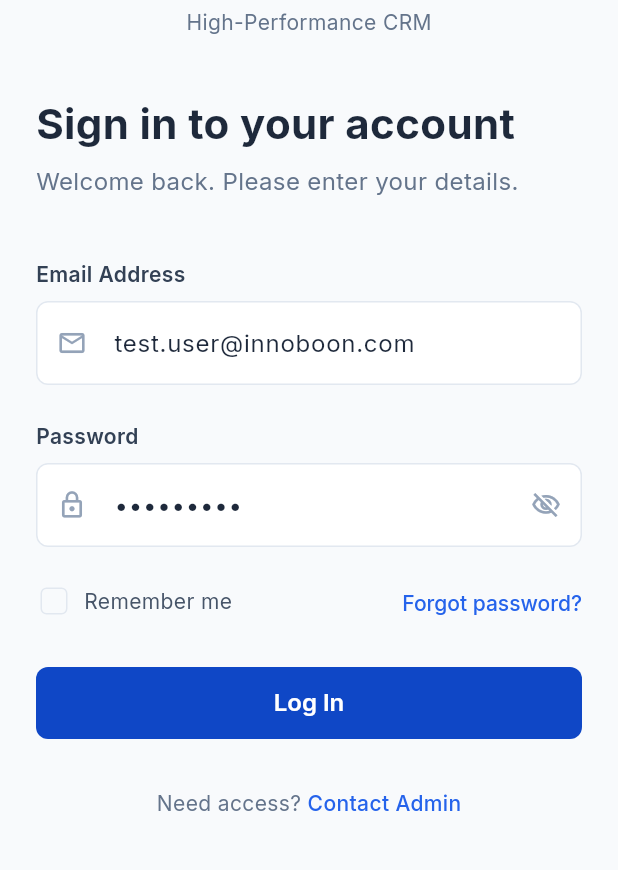
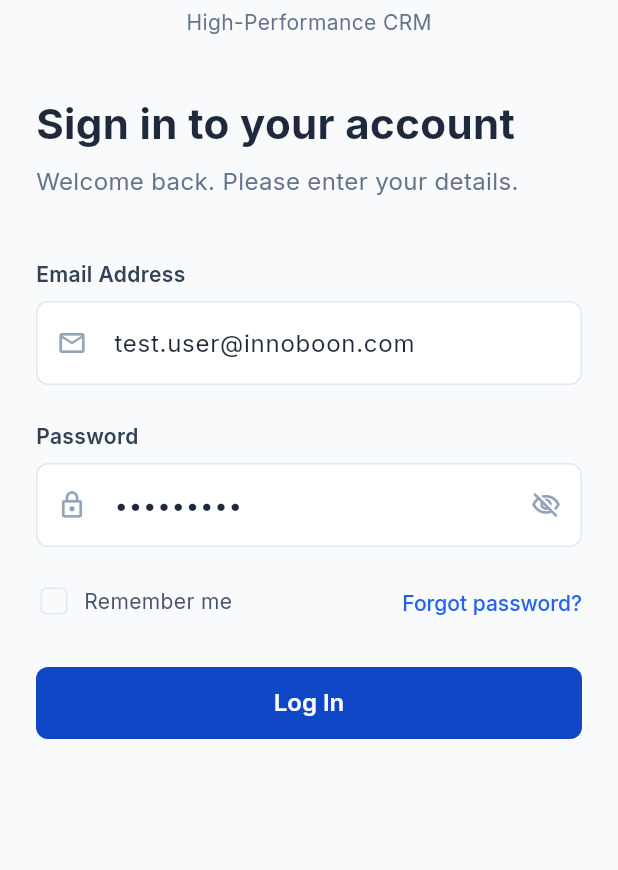
Before and after one commit to janarthanan1711/sales_crm_innoboon, a Flutter app: the screen it shows after launch, on a phone screen of 412 x 824 dp, the part 251-1121 px from its top. Run offline on Flutter 3.47's test engine with Material 3 defaults, Android fonts, the phone set to English and light mode, and no system bars; our stand-ins replace cached_network_image, dartz, dio, equatable, file_picker, fl_chart and 5 more; missing offline and left inert: dart:html; accounts and stored records are empty; network calls fail.

Commit message:
minor issues

```diff
--- a/lib/features/auth/presentation/pages/login_page.dart
+++ b/lib/features/auth/presentation/pages/login_page.dart
@@ -493,26 +493,26 @@ class _LoginFormState extends State<_LoginForm> {
           ),
           const SizedBox(height: 32),
 
-          // Need access?
-          Center(
-            child: Text.rich(
-              TextSpan(
-                text: 'Need access? ',
-                style: AppTextStyles.bodyMedium.copyWith(
-                  color: AppColors.textSecondary,
-                ),
-                children: [
-                  TextSpan(
-                    text: 'Contact Admin',
-                    style: AppTextStyles.bodyMedium.copyWith(
-                      color: AppColors.primary,
-                      fontWeight: FontWeight.w500,
-                    ),
-                  ),
-                ],
-              ),
-            ),
-          ),
+          // // Need access?
+          // Center(
+          //   child: Text.rich(
+          //     TextSpan(
+          //       text: 'Need access? ',
+          //       style: AppTextStyles.bodyMedium.copyWith(
+          //         color: AppColors.textSecondary,
+          //       ),
+          //       children: [
+          //         TextSpan(
+          //           text: 'Contact Admin',
+          //           style: AppTextStyles.bodyMedium.copyWith(
+          //             color: AppColors.primary,
+          //             fontWeight: FontWeight.w500,
+          //           ),
+          //         ),
+          //       ],
+          //     ),
+          //   ),
+          // ),
         ],
       ),
     );
```
